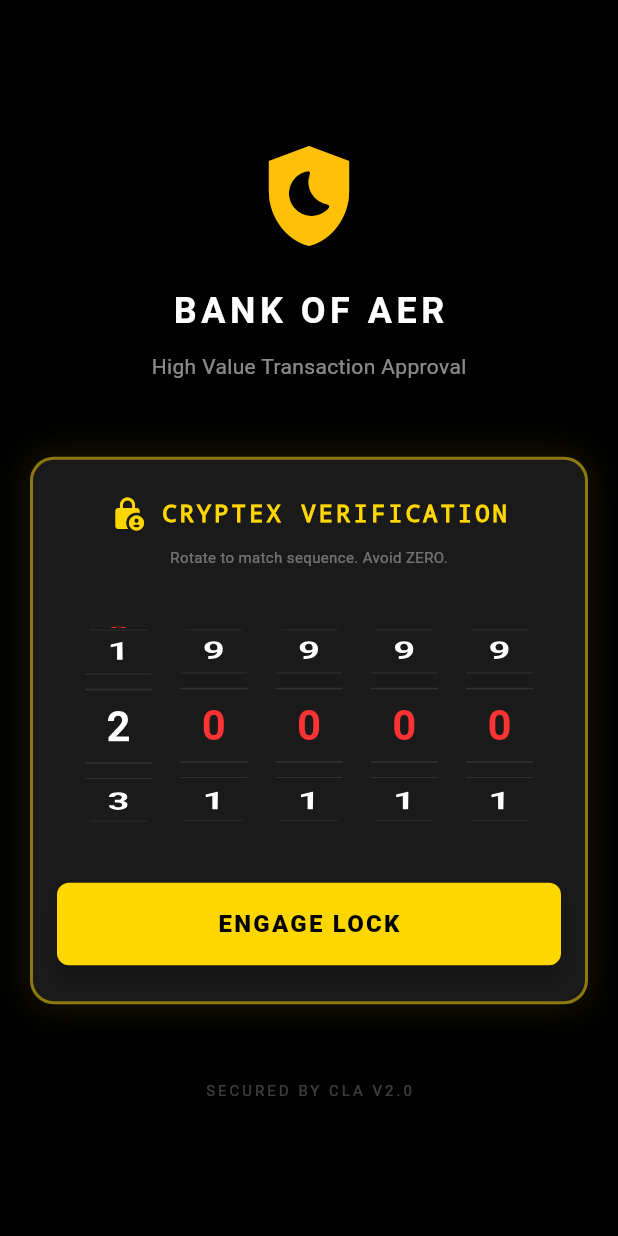
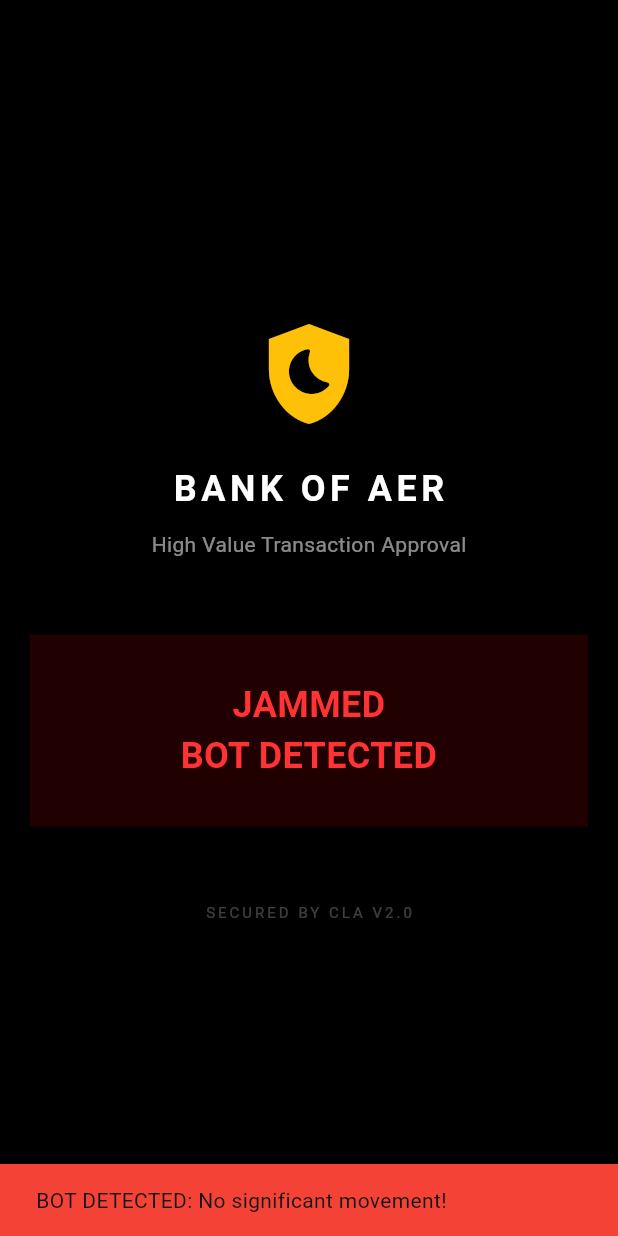
Before and after one commit to aerevo/CryptexAer, a Flutter app: the screen it shows after launch, scrolled down 576 dp, after a tap on "ENGAGE LOCK", on a phone screen of 412 x 824 dp. Run offline on Flutter 3.47's test engine with Material 3 defaults, Android fonts, the phone set to English and light mode, and no system bars; our stand-ins replace sensors_plus.

Commit message:
Update cla_widget.dart

```diff
--- a/lib/cryptex_lock/src/cla_widget.dart
+++ b/lib/cryptex_lock/src/cla_widget.dart
@@ -1,6 +1,6 @@
 import 'dart:async';
 import 'package:flutter/material.dart';
-import 'package:flutter/services.dart'; // Untuk HapticFeedback
+import 'package:flutter/services.dart';
 import 'package:sensors_plus/sensors_plus.dart';
 import 'cla_controller.dart';
 
@@ -26,13 +26,12 @@ class CryptexLock extends StatefulWidget {
 
 class _CryptexLockState extends State<CryptexLock> {
   StreamSubscription<AccelerometerEvent>? _accelSub;
-  double _shakeSum = 0.0;
-  int _shakeCount = 0;
   late final DateTime _startTime;
 
-  // Warna Tema (Emas Cyberpunk)
+  // Warna Tema
   final Color _goldColor = const Color(0xFFFFD700);
   final Color _dangerColor = const Color(0xFFFF3333);
+  final Color _hudColor = const Color(0xFF00FF00); // Hijau Hacker
 
   @override
   void initState() {
@@ -42,19 +41,17 @@ class _CryptexLockState extends State<CryptexLock> {
   }
 
   void _startListening() {
+    // Mula dengar sensor
     _accelSub = accelerometerEvents.listen((AccelerometerEvent e) {
-      // Mengira magnitud mutlak
-      final double magnitude = (e.x.abs() + e.y.abs() + e.z.abs()) / 3.0;
+      // Formula magnitud mudah
+      final double magnitude = (e.x.abs() + e.y.abs() + e.z.abs()) / 9.8; // Normalize ke ~1G (roughly)
 
-      // HANTAR DATA KE CONTROLLER UNTUK ANALISIS STATISTIK (Human Signature)
-      widget.controller.recordShakeSample(magnitude);
+      // Tolak 1.0 (graviti) untuk dapatkan gegaran bersih (motion only)
+      // Jika telefon diam, magnitude ~1.0 (graviti). Kita nak perbezaan.
+      double shakeForce = (magnitude - 1.0).abs();
 
-      if (mounted) {
-        setState(() {
-          _shakeSum += magnitude;
-          _shakeCount++;
-        });
-      }
+      widget.controller.recordShakeSample(shakeForce);
+      // Controller akan notify listeners, jadi UI akan rebuild automatik
     });
   }
 
@@ -65,44 +62,54 @@ class _CryptexLockState extends State<CryptexLock> {
   }
 
   void _attemptUnlock() {
-    // 1. Bypass jika amaun kecil
     if (!widget.controller.shouldRequireLock(widget.amount)) {
       widget.onSuccess();
       return;
     }
 
-    // 2. Semak status JAM
     if (widget.controller.isJammed) {
-      HapticFeedback.heavyImpact(); // Gegar kuat tanda ralat
+      HapticFeedback.vibrate();
       widget.onJammed();
       return;
     }
 
     final elapsed = DateTime.now().difference(_startTime);
 
-    // 3. VALIDASI MANUSIA (Menggunakan Analisis Statistik Baru)
-    // Kita panggil validateHumanBehavior() yang mengukur StdDev (Sisihan Piawai)
+    // DEBUG LOG
+    print("ATTEMPT: Time=${elapsed.inSeconds}s | Human=${widget.controller.validateHumanBehavior()}");
+
+    // 1. VALIDASI MANUSIA
     if (!widget.controller.validateSolveTime(elapsed) ||
         !widget.controller.validateHumanBehavior()) {
 
-      // Gagal profil manusia (terlalu sempurna atau terlalu statik) -> JAM!
+      // Jika gagal pengesahan manusia
       widget.controller.jam();
-      HapticFeedback.heavyImpact();
+      HapticFeedback.vibrate();
+
+      // Tunjuk snackbar untuk debug kenapa gagal
+      ScaffoldMessenger.of(context).showSnackBar(
+        const SnackBar(content: Text('BOT DETECTED: No significant movement!'), backgroundColor: Colors.red),
+      );
+
       widget.onJammed();
       return;
     }
 
-    // 4. Validasi Kod Roda & Perangkap Zero
+    // 2. VALIDASI KOD
     if (widget.controller.verifyCode()) {
-      // Guna mediumImpact kerana 'success' tiada dalam SDK standard
-      HapticFeedback.mediumImpact();
+      HapticFeedback.vibrate();
       widget.onSuccess();
     } else {
-      // Jika salah kod ATAU terkena perangkap Zero
       if (widget.controller.isJammed) {
-         widget.onJammed(); // Kena trap
+         HapticFeedback.vibrate();
+         widget.onJammed();
       } else {
-         HapticFeedback.vibrate(); // Gegar ralat biasa
+         HapticFeedback.vibrate();
+
+         ScaffoldMessenger.of(context).showSnackBar(
+            const SnackBar(content: Text('WRONG CODE'), backgroundColor: Colors.orange),
+         );
+
          widget.onFail();
       }
     }
@@ -110,56 +117,56 @@ class _CryptexLockState extends State<CryptexLock> {
 
   @override
   Widget build(BuildContext context) {
-    // Jika Jammed, tunjuk UI Merah (Lockdown)
-    if (widget.controller.isJammed) {
-      return _buildJammedUI();
-    }
+    // Rebuild bila controller update (untuk sensor text)
+    return AnimatedBuilder(
+      animation: widget.controller,
+      builder: (context, child) {
+        if (widget.controller.isJammed) {
+          return _buildJammedUI();
+        }
+        return _buildInterface();
+      },
+    );
+  }
 
+  Widget _buildInterface() {
     return Container(
       padding: const EdgeInsets.symmetric(vertical: 24, horizontal: 16),
       decoration: BoxDecoration(
-        color: const Color(0xFF1A1A1A), // Dark Metal Grey
+        color: const Color(0xFF1A1A1A),
         borderRadius: BorderRadius.circular(16),
         border: Border.all(color: _goldColor.withOpacity(0.5), width: 2),
-        boxShadow: [
-          BoxShadow(
-            color: _goldColor.withOpacity(0.1),
-            blurRadius: 20,
-            spreadRadius: 2,
-          )
-        ],
       ),
       child: Column(
         mainAxisSize: MainAxisSize.min,
         children: [
-          // Header
+          // HEADER
           Row(
             mainAxisAlignment: MainAxisAlignment.center,
             children: [
               Icon(Icons.lock_person, color: _goldColor, size: 24),
               const SizedBox(width: 10),
-              Text(
-                'CRYPTEX VERIFICATION',
-                style: TextStyle(
-                  color: _goldColor,
-                  fontSize: 16,
-                  fontWeight: FontWeight.bold,
-                  letterSpacing: 2.0,
-                  fontFamily: 'Courier', // Monospace font nampak teknikal
-                ),
-              ),
+              Text('CLA SECURE V3', style: TextStyle(color: _goldColor, fontWeight: FontWeight.bold, fontFamily: 'Courier')),
             ],
           ),
 
+          // SENSOR HUD (DEBUG MODE) - SUPAYA KAPTEN NAMPAK
           const SizedBox(height: 10),
-          Text(
-            'Rotate to match sequence. Avoid ZERO.',
-            style: TextStyle(color: Colors.white38, fontSize: 10),
+          Container(
+            padding: const EdgeInsets.all(8),
+            color: Colors.black,
+            child: Row(
+              mainAxisAlignment: MainAxisAlignment.spaceEvenly,
+              children: [
+                _buildSensorValue("FORCE", widget.controller.debugCurrentShake),
+                _buildSensorValue("PEAK", widget.controller.debugMaxShake),
+              ],
+            ),
           ),
 
-          const SizedBox(height: 30),
+          const SizedBox(height: 20),
 
-          // --- 5-WHEEL INTERFACE ---
+          // WHEELS
           SizedBox(
             height: 150,
             child: Row(
@@ -170,28 +177,14 @@ class _CryptexLockState extends State<CryptexLock> {
 
           const SizedBox(height: 30),
 
-          // Unlock Button
+          // BUTTON
           SizedBox(
             width: double.infinity,
             height: 55,
             child: ElevatedButton(
-              style: ElevatedButton.styleFrom(
-                backgroundColor: _goldColor,
-                foregroundColor: Colors.black,
-                elevation: 5,
-                shape: RoundedRectangleBorder(
-                  borderRadius: BorderRadius.circular(8),
-                ),
-              ),
+              style: ElevatedButton.styleFrom(backgroundColor: _goldColor, foregroundColor: Colors.black),
               onPressed: _attemptUnlock,
-              child: const Text(
-                'ENGAGE LOCK',
-                style: TextStyle(
-                  fontWeight: FontWeight.w900,
-                  fontSize: 16,
-                  letterSpacing: 1.5,
-                ),
-              ),
+              child: const Text('ENGAGE LOCK', style: TextStyle(fontWeight: FontWeight.bold)),
             ),
           ),
         ],
@@ -199,37 +192,41 @@ class _CryptexLockState extends State<CryptexLock> {
     );
   }
 
-  // Widget Roda Individu
+  Widget _buildSensorValue(String label, double value) {
+    return Column(
+      children: [
+        Text(label, style: const TextStyle(color: Colors.grey, fontSize: 10)),
+        Text(
+          value.toStringAsFixed(3),
+          style: TextStyle(
+            color: value > 0.15 ? _hudColor : Colors.red, // Hijau jika cukup kuat
+            fontFamily: 'Courier',
+            fontWeight: FontWeight.bold
+          ),
+        ),
+      ],
+    );
+  }
+
   Widget _buildSingleWheel(int wheelIndex) {
     return SizedBox(
       width: 45,
       child: ListWheelScrollView.useDelegate(
         itemExtent: 50,
         perspective: 0.005,
-        diameterRatio: 1.2,
         physics: const FixedExtentScrollPhysics(),
         onSelectedItemChanged: (index) {
-          // Bunyi "Tik" halus bila pusing (Haptic)
-          HapticFeedback.selectionClick();
+          // PAKSA VIBRATE (Kuat)
+          HapticFeedback.vibrate();
 
-          // Dapatkan nilai sebenar (0-9)
           final value = index % 10;
           widget.controller.updateWheel(wheelIndex, value);
         },
         childDelegate: ListWheelChildBuilderDelegate(
           builder: (context, index) {
             final number = index % 10;
-            // Highlight '0' dengan warna merah samar (Amaran visual)
             final isZero = number == 0;
-
-            return Container(
-              alignment: Alignment.center,
-              decoration: BoxDecoration(
-                border: Border(
-                  top: BorderSide(color: Colors.white.withOpacity(0.1)),
-                  bottom: BorderSide(color: Colors.white.withOpacity(0.1)),
-                ),
-              ),
+            return Center(
               child: Text(
                 '$number',
                 style: TextStyle(
@@ -245,36 +242,16 @@ class _CryptexLockState extends State<CryptexLock> {
     );
   }
 
-  // UI bila sistem JAMMED
   Widget _buildJammedUI() {
     return Container(
       padding: const EdgeInsets.all(30),
-      decoration: BoxDecoration(
-        color: const Color(0xFF200000), // Dark Red
-        borderRadius: BorderRadius.circular(16),
-        border: Border.all(color: _dangerColor, width: 2),
-      ),
-      child: Column(
-        mainAxisSize: MainAxisSize.min,
-        children: [
-          Icon(Icons.no_encryption_gmailerrorred, color: _dangerColor, size: 50),
-          const SizedBox(height: 20),
-          Text(
-            'SYSTEM JAMMED',
-            style: TextStyle(
-              color: _dangerColor,
-              fontSize: 24,
-              fontWeight: FontWeight.bold,
-              letterSpacing: 2.0,
-            ),
-          ),
-          const SizedBox(height: 10),
-          const Text(
-            'Non-human behavior detected.\nTry again in 2 minutes.',
-            textAlign: TextAlign.center,
-            style: TextStyle(color: Colors.white54),
-          ),
-        ],
+      color: const Color(0xFF200000),
+      child: Center(
+        child: Text(
+          'JAMMED\nBOT DETECTED',
+          textAlign: TextAlign.center,
+          style: TextStyle(color: _dangerColor, fontSize: 24, fontWeight: FontWeight.bold),
+        ),
       ),
     );
   }
```
